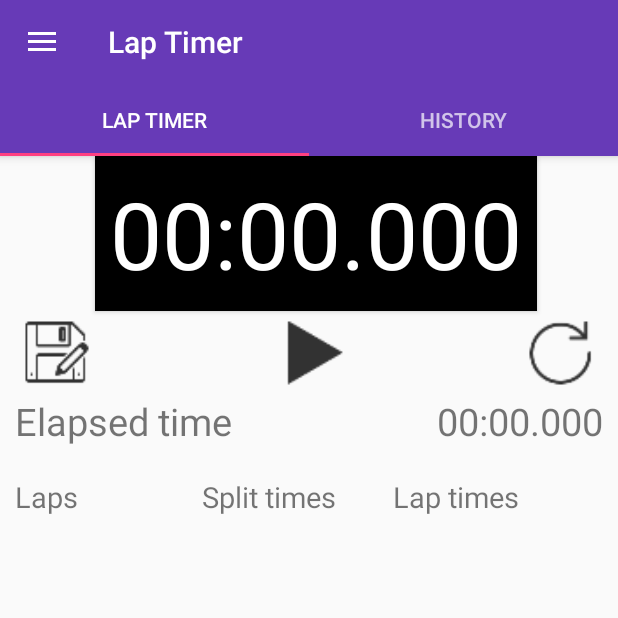
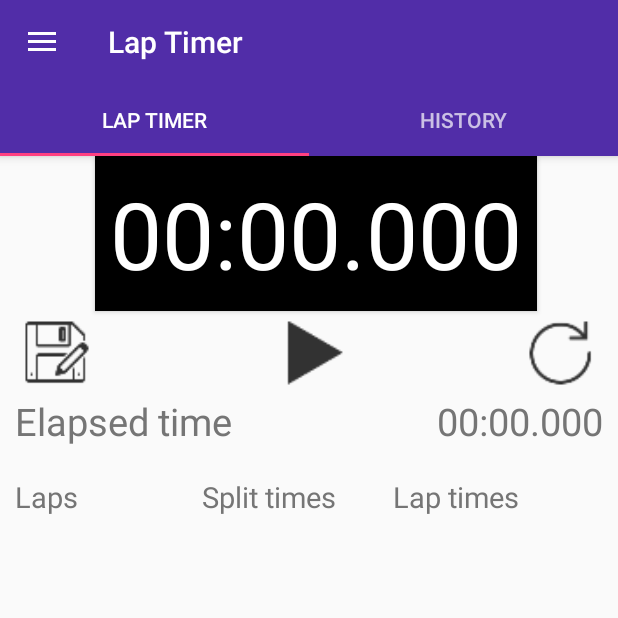
Before and after one commit to amanjpro/splittimer, an Android app: the screen it shows after launch (SplitTimerActivity), on a phone screen of 412 x 824 dp, the top half of it. Run offline under Robolectric (Android 15) with nearby library versions, the phone set to English and light mode, and no system bars; our stand-ins replace EventBus.

Commit message:
Use deep purple theme from the material design

```diff
--- a/app/src/main/res/values/colors.xml
+++ b/app/src/main/res/values/colors.xml
@@ -1,6 +1,9 @@
 <?xml version="1.0" encoding="utf-8"?>
 <resources>
-    <color name="colorPrimary">#3F51B5</color>
-    <color name="colorPrimaryDark">#303F9F</color>
+    <color name="colorPrimary">#512DA8</color>
+    <color name="colorPrimaryDark">#673AB7</color>
     <color name="colorAccent">#FF4081</color>
+    <color name="textColor">#757575</color>
+    <color name="textColorPrimary">#212121</color>
+    <color name="textColorSecondary">#757575</color>
 </resources>
--- a/app/src/main/res/values/styles.xml
+++ b/app/src/main/res/values/styles.xml
@@ -35,9 +35,12 @@
     </style>
 
     <style name="AndroidTheme.Base" parent="Theme.AppCompat.Light.DarkActionBar">
-        <item name="colorPrimary">#673AB7</item>
-        <item name="colorPrimaryDark">#512DA8</item>
-        <item name="colorAccent">#FF4081</item>
+        <item name="colorPrimary">@color/colorPrimary</item>
+        <item name="colorPrimaryDark">@color/colorPrimaryDark</item>
+        <item name="colorAccent">@color/colorAccent</item>
+        <item name="android:textColor">@color/textColor</item>
+        <item name="android:textColorPrimary">@color/textColorPrimary</item>
+        <item name="android:textColorSecondary">@color/textColorSecondary</item>
         <item name="windowNoTitle">true</item>
         <item name="windowActionBar">false</item>
         <item name="drawerArrowStyle">@style/DrawerArrowStyle</item>
```
